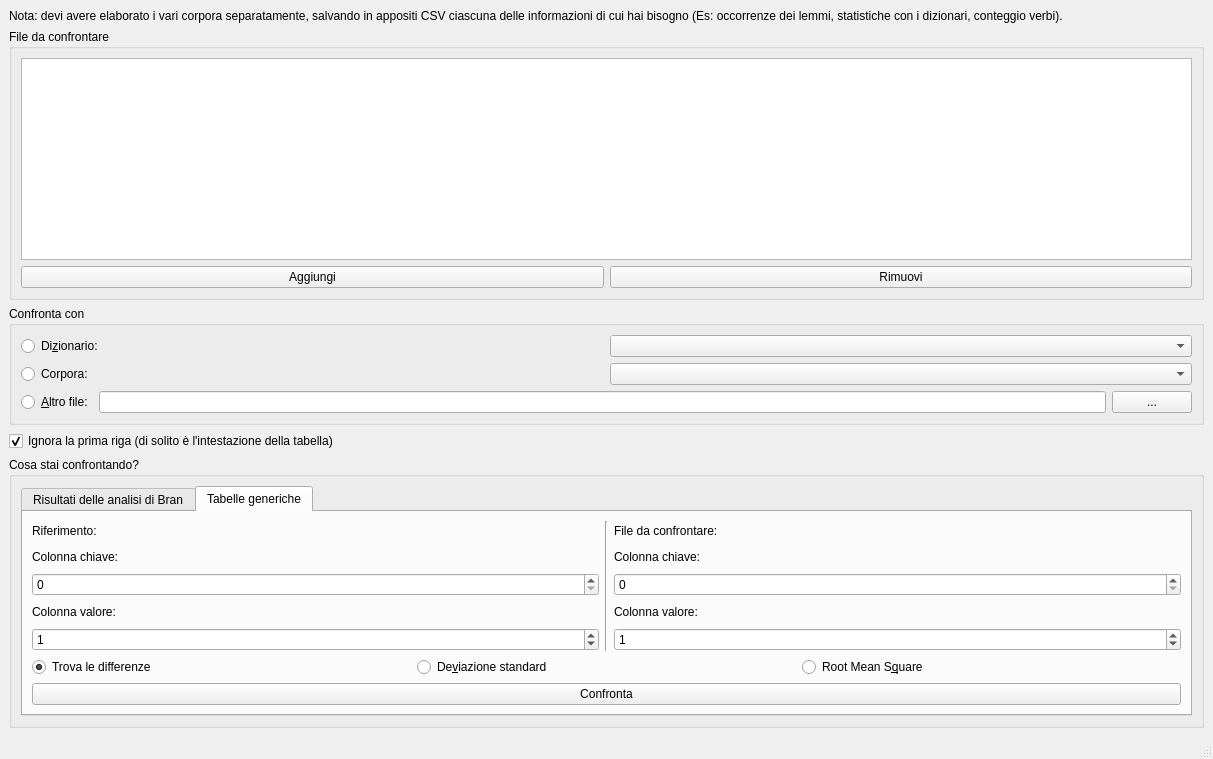
zorbaproject/Bran, file forms/confronto.ui: the form before one commit.
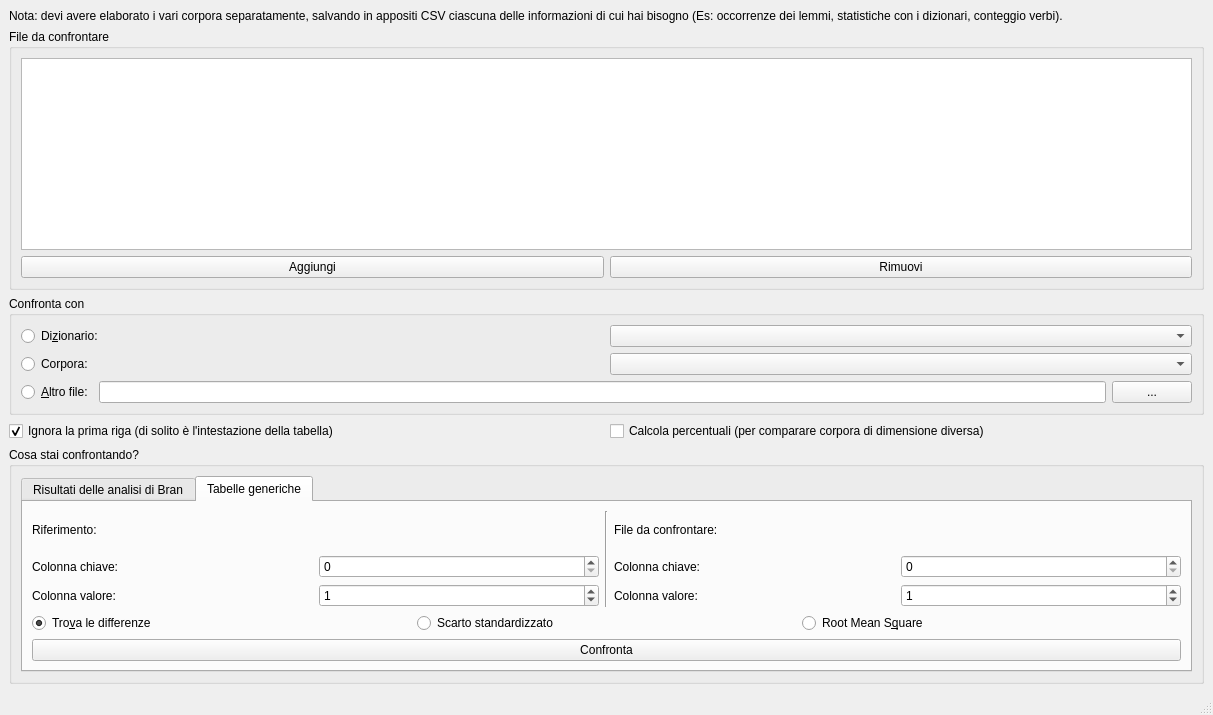
The form after the commit. The open tabs and pages were chosen to show the change.

Commit message: Calcola percentuali nel confronto

Diff of the .ui file:
```diff
--- a/forms/confronto.ui
+++ b/forms/confronto.ui
@@ -7,7 +7,7 @@
     <x>0</x>
     <y>0</y>
     <width>1213</width>
-    <height>759</height>
+    <height>715</height>
    </rect>
   </property>
   <property name="windowTitle">
@@ -107,6 +107,8 @@
      </widget>
     </item>
     <item>
+     <layout class="QHBoxLayout" name="horizontalLayout_6">
+      <item>
      <widget class="QCheckBox" name="ignorefirstrow">
       <property name="text">
        <string>Ignora la prima riga (di solito è l'intestazione della tabella)</string>
@@ -117,6 +119,15 @@
      </widget>
     </item>
     <item>
+       <widget class="QCheckBox" name="dopercent">
+        <property name="text">
+         <string>Calcola percentuali (per comparare corpora di dimensione diversa)</string>
+        </property>
+       </widget>
+      </item>
+     </layout>
+    </item>
+    <item>
      <widget class="QGroupBox" name="groupBox_2">
       <property name="title">
        <string>Cosa stai confrontando?</string>
@@ -165,7 +176,7 @@
            <item>
             <widget class="QRadioButton" name="occ_ds">
              <property name="text">
-              <string>Calcola Deviazione Standard</string>
+              <string>Calcola scarto standardizzato</string>
              </property>
             </widget>
            </item>
@@ -202,23 +213,25 @@
                 </widget>
                </item>
                <item>
+                <layout class="QGridLayout" name="gridLayout_3">
+                 <item row="0" column="0">
                 <widget class="QLabel" name="label_4">
                  <property name="text">
                   <string>Colonna chiave:</string>
                  </property>
                 </widget>
                </item>
-               <item>
+                 <item row="0" column="1">
                 <widget class="QSpinBox" name="genRifKey"/>
                </item>
-               <item>
+                 <item row="1" column="0">
                 <widget class="QLabel" name="label_5">
                  <property name="text">
                   <string>Colonna valore:</string>
                  </property>
                 </widget>
                </item>
-               <item>
+                 <item row="1" column="1">
                 <widget class="QSpinBox" name="genRifVal">
                  <property name="value">
                   <number>1</number>
@@ -227,6 +240,8 @@
                </item>
               </layout>
              </item>
+              </layout>
+             </item>
              <item>
               <widget class="Line" name="line">
                <property name="orientation">
@@ -244,23 +259,25 @@
                 </widget>
                </item>
                <item>
+                <layout class="QGridLayout" name="gridLayout_5">
+                 <item row="0" column="0">
                 <widget class="QLabel" name="label_6">
                  <property name="text">
                   <string>Colonna chiave:</string>
                  </property>
                 </widget>
                </item>
-               <item>
+                 <item row="0" column="1">
                 <widget class="QSpinBox" name="genConfKey"/>
                </item>
-               <item>
+                 <item row="1" column="0">
                 <widget class="QLabel" name="label_7">
                  <property name="text">
                   <string>Colonna valore:</string>
                  </property>
                 </widget>
                </item>
-               <item>
+                 <item row="1" column="1">
                 <widget class="QSpinBox" name="genConfVal">
                  <property name="value">
                   <number>1</number>
@@ -271,12 +288,14 @@
              </item>
             </layout>
            </item>
+            </layout>
+           </item>
            <item>
             <layout class="QHBoxLayout" name="horizontalLayout_4">
              <item>
               <widget class="QRadioButton" name="gen_diff">
                <property name="text">
-                <string>Trova le differenze</string>
+                <string>Tro&amp;va le differenze</string>
                </property>
                <property name="checked">
                 <bool>true</bool>
@@ -286,7 +305,7 @@
              <item>
               <widget class="QRadioButton" name="gen_ds">
                <property name="text">
-                <string>De&amp;viazione standard</string>
+                <string>Scarto standardizzato</string>
                </property>
               </widget>
              </item>
```
Lines whose indentation alone changed are shown as unchanged. The commit also changes 1 other file.
